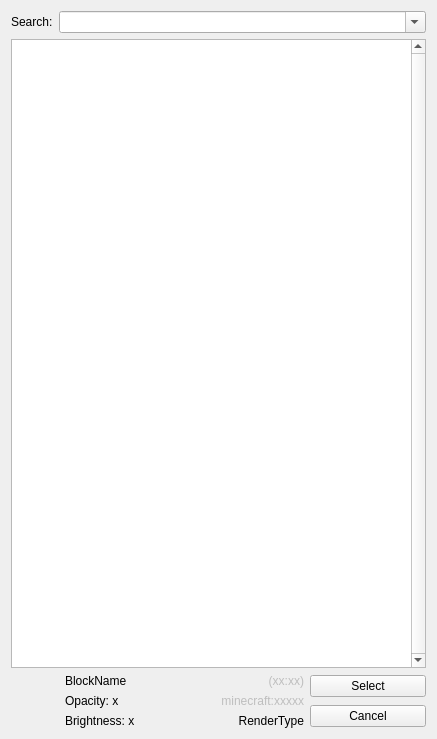
Above: src/mcedit2/ui/block_picker.ui from mcedit/mcedit2 before the change. Below: the same form after it.
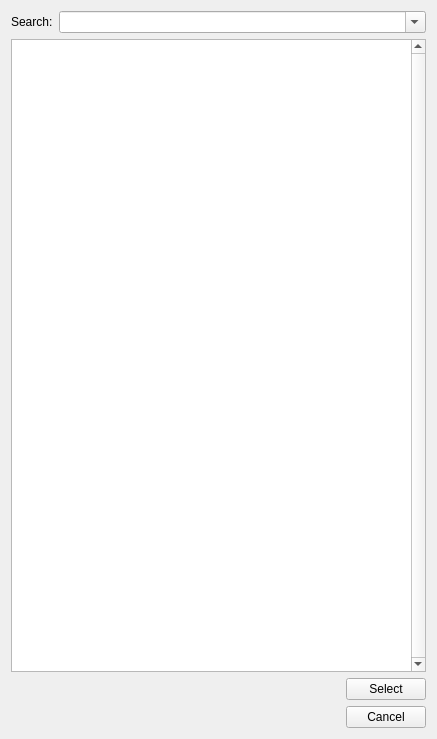
That is the form after the change. Custom widgets are drawn as their Qt base class.

Commit message:
Several fixes to (multi-)BlockPicker
ID:meta searches are possible again, and use regex for better detection
Proxy model is used for the list of selected items on the right
Selected items correctly persist when the search box is used
Selected block(s) are displayed on the bottom using a BlockTypesItemWidget
Layout tweaks

Diff of the .ui file:
```diff
--- a/src/mcedit2/ui/block_picker.ui
+++ b/src/mcedit2/ui/block_picker.ui
@@ -19,7 +19,7 @@
   <property name="windowTitle">
    <string>Choose Block</string>
   </property>
-  <layout class="QVBoxLayout" name="verticalLayout">
+  <layout class="QVBoxLayout" name="verticalLayout" stretch="0,1,0">
    <item>
     <layout class="QHBoxLayout" name="horizontalLayout">
      <item>
@@ -48,6 +48,12 @@
     <layout class="QHBoxLayout" name="horizontalLayout_2">
      <item>
       <widget class="BlockTypeListWidget" name="listWidget">
+       <property name="sizePolicy">
+        <sizepolicy hsizetype="Expanding" vsizetype="Expanding">
+         <horstretch>0</horstretch>
+         <verstretch>1</verstretch>
+        </sizepolicy>
+       </property>
        <property name="palette">
         <palette>
          <active>
@@ -133,96 +139,43 @@
    </item>
    <item>
     <layout class="QGridLayout" name="gridLayout">
-     <item row="3" column="1">
-      <widget class="QLabel" name="brightnessLabel">
-       <property name="text">
-        <string>Brightness: x</string>
-       </property>
-      </widget>
-     </item>
-     <item row="3" column="2">
-      <widget class="QLabel" name="rendertypeLabel">
-       <property name="text">
-        <string>RenderType</string>
-       </property>
-       <property name="alignment">
-        <set>Qt::AlignRight|Qt::AlignTrailing|Qt::AlignVCenter</set>
-       </property>
-      </widget>
-     </item>
-     <item row="2" column="3" rowspan="2">
+     <item row="2" column="1" rowspan="2">
       <widget class="QPushButton" name="cancelButton">
        <property name="text">
         <string>Cancel</string>
        </property>
       </widget>
      </item>
-     <item row="1" column="1" rowspan="2">
-      <widget class="QLabel" name="opacityLabel">
-       <property name="text">
-        <string>Opacity: x</string>
-       </property>
-      </widget>
-     </item>
-     <item row="0" column="3" rowspan="2">
+     <item row="0" column="1" rowspan="2">
       <widget class="QPushButton" name="selectButton">
        <property name="text">
         <string>Select</string>
        </property>
       </widget>
      </item>
-     <item row="1" column="2" rowspan="2">
-      <widget class="QLabel" name="internalNameLabel">
-       <property name="enabled">
-        <bool>false</bool>
+     <item row="4" column="1">
+      <spacer name="verticalSpacer">
+       <property name="orientation">
+        <enum>Qt::Vertical</enum>
        </property>
-       <property name="text">
-        <string>minecraft:xxxxx</string>
+       <property name="sizeType">
+        <enum>QSizePolicy::Expanding</enum>
        </property>
-       <property name="alignment">
-        <set>Qt::AlignRight|Qt::AlignTrailing|Qt::AlignVCenter</set>
-       </property>
-      </widget>
-     </item>
-     <item row="0" column="1">
-      <widget class="QLabel" name="nameLabel">
-       <property name="text">
-        <string>BlockName</string>
-       </property>
-      </widget>
-     </item>
-     <item row="0" column="2">
-      <widget class="QLabel" name="idLabel">
-       <property name="enabled">
-        <bool>false</bool>
-       </property>
-       <property name="text">
-        <string>(xx:xx)</string>
-       </property>
-       <property name="alignment">
-        <set>Qt::AlignRight|Qt::AlignTrailing|Qt::AlignVCenter</set>
-       </property>
-      </widget>
-     </item>
-     <item row="0" column="0" rowspan="4">
-      <widget class="QLabel" name="blockThumb">
-       <property name="sizePolicy">
-        <sizepolicy hsizetype="Fixed" vsizetype="Fixed">
-         <horstretch>0</horstretch>
-         <verstretch>0</verstretch>
-        </sizepolicy>
-       </property>
-       <property name="minimumSize">
+       <property name="sizeHint" stdset="0">
         <size>
-         <width>48</width>
-         <height>48</height>
+         <width>0</width>
+         <height>0</height>
         </size>
        </property>
-       <property name="text">
-        <string/>
-       </property>
-       <property name="alignment">
-        <set>Qt::AlignRight|Qt::AlignTrailing|Qt::AlignVCenter</set>
+      </spacer>
+     </item>
+     <item row="0" column="0" rowspan="5">
+      <widget class="BlockTypesItemWidget" name="selectedBlockTypesWidget" native="true">
+       <property name="sizePolicy">
+        <sizepolicy hsizetype="Expanding" vsizetype="Preferred">
+         <horstretch>0</horstretch>
+         <verstretch>0</verstretch>
+        </sizepolicy>
        </property>
       </widget>
      </item>
@@ -236,6 +189,12 @@
    <extends>QListWidget</extends>
    <header>blocktypelistwidget.h</header>
   </customwidget>
+  <customwidget>
+   <class>BlockTypesItemWidget</class>
+   <extends>QWidget</extends>
+   <header>blocktypesitemwidget.h</header>
+   <container>1</container>
+  </customwidget>
  </customwidgets>
  <tabstops>
   <tabstop>searchField</tabstop>
```
The commit also changes 2 other files.
